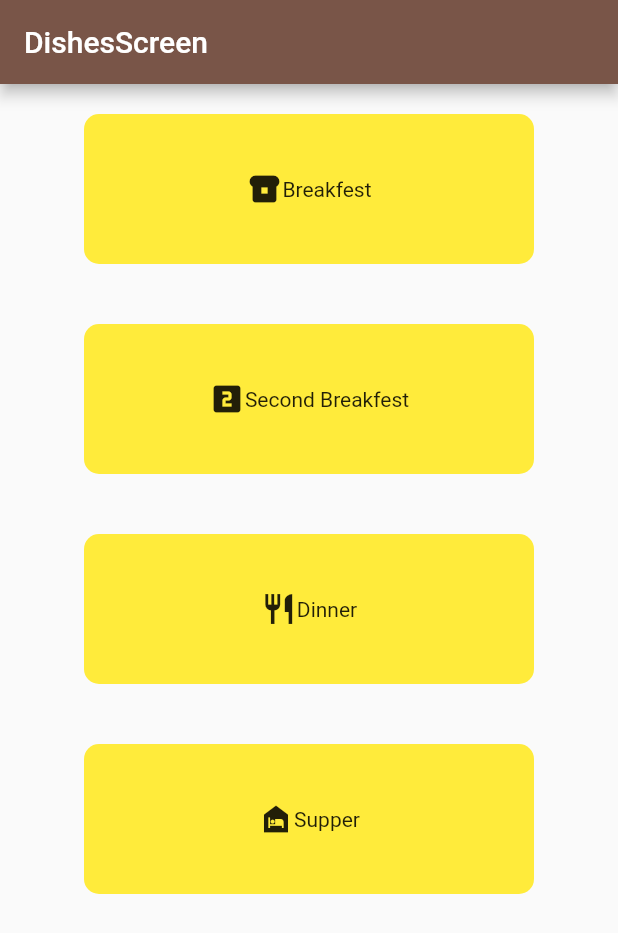
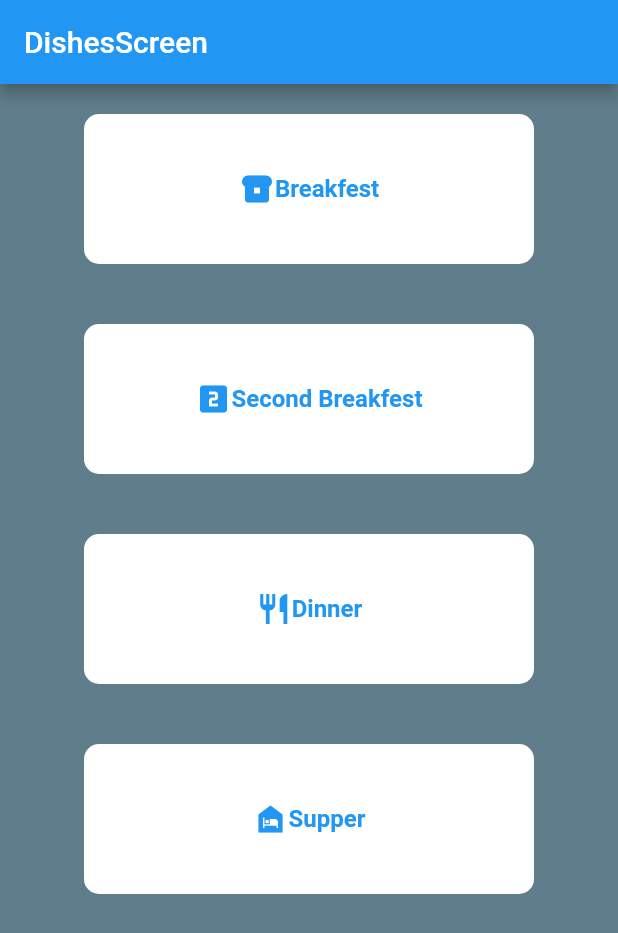
Before and after one commit to TomekLesniak/EasyDietApp, a Flutter app: the screen it shows after launch, on a phone screen of 412 x 824 dp. Shown: the top 933 px of the screen. Run offline on Flutter 3.47's test engine with Material 2 defaults, Android fonts, the phone set to English and light mode, and no system bars.

```diff
--- a/lib/main.dart
+++ b/lib/main.dart
@@ -21,13 +21,14 @@ class MyApp extends StatelessWidget {
           child: MaterialApp(
         title: 'Easy Diet',
         theme: ThemeData(
-          primarySwatch: Colors.brown,
+          primarySwatch: Colors.blue,
           visualDensity: VisualDensity.adaptivePlatformDensity,
-          accentColor: Colors.yellow,
+          accentColor: Colors.white,
+          textTheme: TextTheme(headline6: TextStyle(color: Colors.blue, fontSize: 16, fontWeight: FontWeight.bold))
         ),
         home: HomeScreen(),
         routes: {
-          '/category-screen': (ctx) => CategoryScreen(),
+          CategoryScreen.routeName: (ctx) => CategoryScreen(),
         },
       ),
     );
--- a/lib/screens/detail_screen.dart
+++ b/lib/screens/detail_screen.dart
@@ -1,6 +1,8 @@
 import 'package:flutter/material.dart';
 
 class DetailScreen extends StatelessWidget {
+  static const routeName = '/detail-screen';
+
   @override
   Widget build(BuildContext context) {
     return Container(
--- a/lib/screens/home_screen.dart
+++ b/lib/screens/home_screen.dart
@@ -9,6 +9,7 @@ class HomeScreen extends StatelessWidget {
       appBar: AppBar(
         title: Text('DishesScreen'),
       ),
+      backgroundColor: Colors.blueGrey,
       body: Container(
         width: double.infinity,
         child: SingleChildScrollView(
--- a/lib/widgets/category_item.dart
+++ b/lib/widgets/category_item.dart
@@ -1,3 +1,4 @@
+import 'package:EasyDietApp/screens/category_screen.dart';
 import 'package:flutter/material.dart';
 
 class CategoryItem extends StatelessWidget {
@@ -10,7 +11,7 @@ class CategoryItem extends StatelessWidget {
   Widget build(BuildContext context) {
     return InkWell(
       onTap: () {
-        Navigator.of(context).pushNamed('/category-screen', arguments: categoryName);
+        Navigator.of(context).pushNamed(CategoryScreen.routeName, arguments: categoryName);
       },
       child: Container(
         margin: EdgeInsets.all(20),
@@ -24,8 +25,8 @@ class CategoryItem extends StatelessWidget {
         child: Row(
           mainAxisAlignment: MainAxisAlignment.center,
           children: [
-            Icon(icon),
-            Text(categoryName),
+            Icon(icon, color: Colors.blue,),
+            Text(categoryName, style: Theme.of(context).textTheme.headline6,),
           ],
         ),
       ),
```
Also changed, not shown: lib/screens/category_screen.dart (+16 -10 lines), lib/widgets/dish_item.dart (+44 -12 lines).
